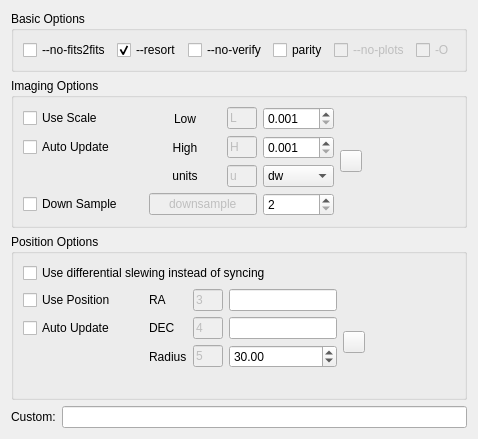
Above: kstars/ekos/align/opsastrometry.ui from KDE/kstars before the change. Below: the same form after it.
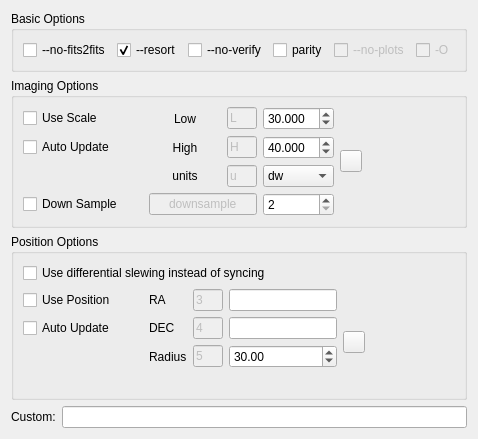
That is the form after the change. Icons and pictures are not drawn. Custom widgets are drawn as their Qt base class.

Patch:
```diff
--- a/kstars/ekos/align/opsastrometry.ui
+++ b/kstars/ekos/align/opsastrometry.ui
@@ -7,7 +7,7 @@
     <x>0</x>
     <y>0</y>
     <width>427</width>
-    <height>379</height>
+    <height>418</height>
    </rect>
   </property>
   <layout class="QVBoxLayout" name="verticalLayout_5">
@@ -276,13 +276,13 @@
          <number>3</number>
         </property>
         <property name="minimum">
-         <double>0.001000000000000</double>
+         <double>0.000000000000000</double>
         </property>
         <property name="maximum">
          <double>999.000000000000000</double>
         </property>
         <property name="value">
-         <double>0.001000000000000</double>
+         <double>30.000000000000000</double>
         </property>
        </widget>
       </item>
@@ -308,13 +308,13 @@
          <number>3</number>
         </property>
         <property name="minimum">
-         <double>0.001000000000000</double>
+         <double>0.000000000000000</double>
         </property>
         <property name="maximum">
          <double>999.000000000000000</double>
         </property>
         <property name="value">
-         <double>0.001000000000000</double>
+         <double>40.000000000000000</double>
         </property>
        </widget>
       </item>
```
